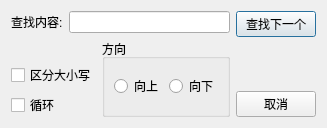
First picture: the form in searchdialog.ui, repository themiss0/exp2, before the edit.
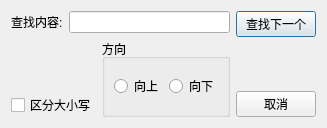
Second picture: the form after the edit.

Commit message: 完成了查找对话框的逻辑功能

Patch:
```diff
--- a/searchdialog.ui
+++ b/searchdialog.ui
@@ -63,13 +63,6 @@
        </property>
       </widget>
      </item>
-     <item>
-      <widget class="QCheckBox" name="checkBox_2">
-       <property name="text">
-        <string>循环</string>
-       </property>
-      </widget>
-     </item>
     </layout>
    </item>
    <item row="0" column="2" rowspan="3">
```
Left out of the diff: 6 changed lines with no effect on the pictures. The commit also changes 5 other files.
